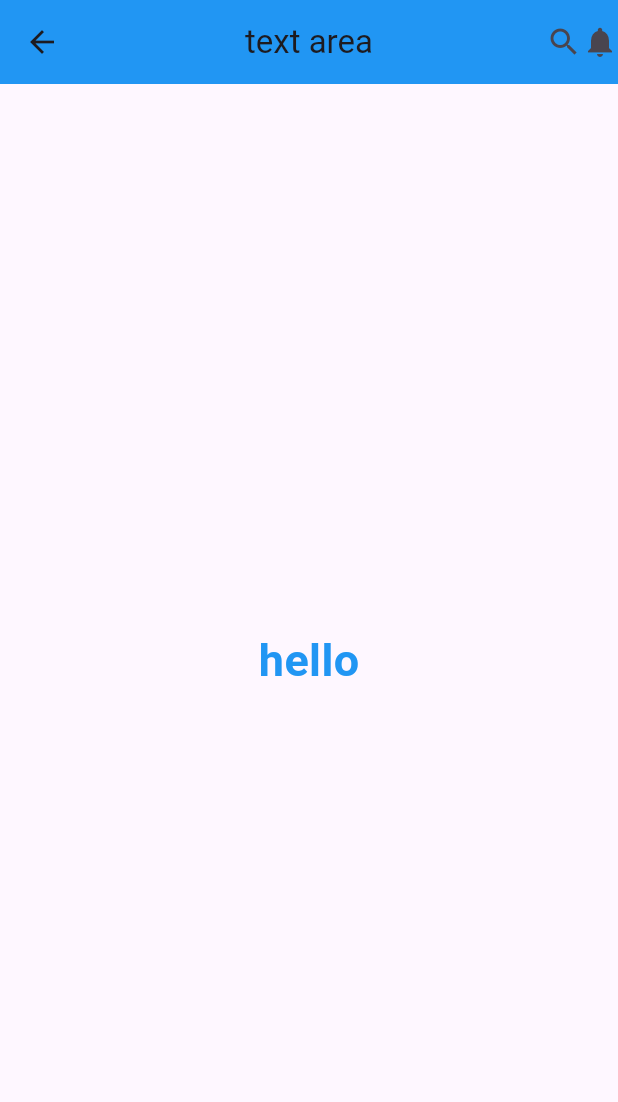
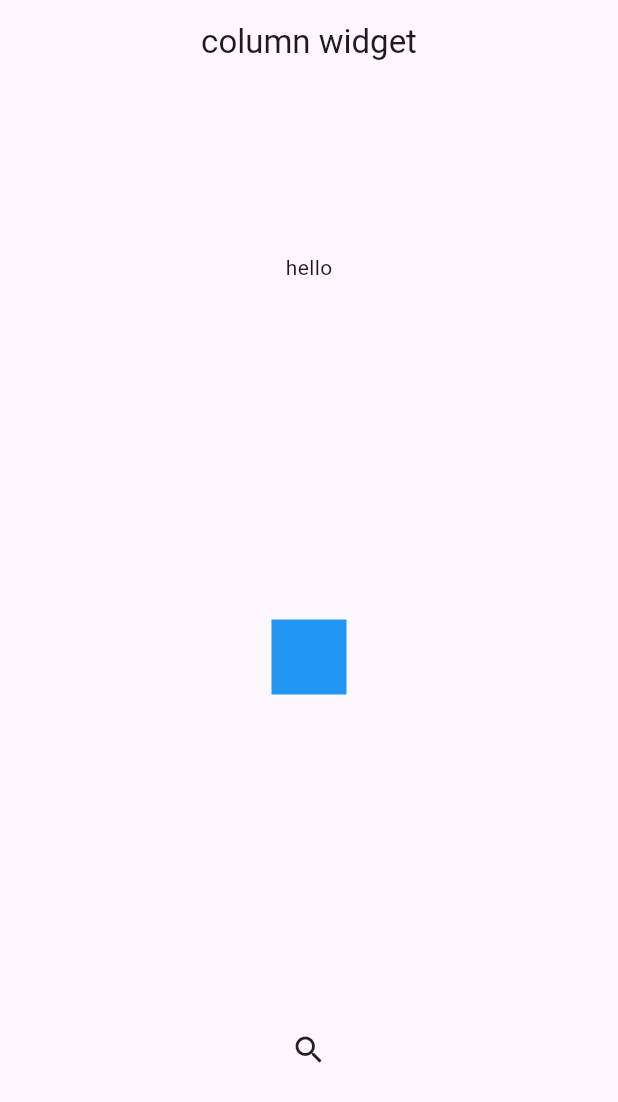
Before and after one commit to Darwynkjoy/flutter, a Flutter app: the screen it shows after launch, on a phone screen of 412 x 824 dp. Shown: the top 1102 px of the screen. Run offline on Flutter 3.47's test engine with Material 3 defaults, Android fonts, the phone set to English and light mode, and no system bars.

Commit message:
daily push

```diff
--- /dev/null
+++ b/lib/column_widget.dart
@@ -0,0 +1,29 @@
+import 'package:flutter/material.dart';
+
+class ColumnWidget extends StatelessWidget{
+  const ColumnWidget({super.key});
+  @override
+  Widget build(BuildContext context){
+    return Scaffold(
+      appBar: AppBar(
+        title: Center(child: Text("column widget")),
+      ),
+      body: Center(
+        child: Column(
+          mainAxisAlignment: MainAxisAlignment.spaceEvenly,
+          children: [
+            Text("hello"),
+            SizedBox(width: 15),
+            Container(
+              height: 50,
+              width: 50,
+              color: Colors.blue,
+            ),
+            SizedBox(width: 15,),
+            Icon(Icons.search),
+          ],
+        ),
+      ),
+    );
+  }
+}
--- a/lib/main.dart
+++ b/lib/main.dart
@@ -1,6 +1,12 @@
 import 'package:flutter/material.dart';
 import 'package:widgets/appbar_widget.dart';
+import 'package:widgets/column_widget.dart';
+import 'package:widgets/container_widget.dart';
+import 'package:widgets/longtext_widget.dart';
+import 'package:widgets/row_widget.dart';
 import 'package:widgets/text_widget.dart';
+
+
 
 void main() {
   runApp(const MyApp());
@@ -15,7 +21,7 @@ class MyApp extends StatelessWidget {
     return MaterialApp(
       title:"my first flutter app",
       debugShowCheckedModeBanner: false,
-      home:TextWidget(),
+      home:ColumnWidget(),
   );
   }
 }
```
Also changed, not shown: lib/container_widget.dart (added, +19 -0 lines), lib/longtext_widget.dart (added, +23 -0 lines), lib/row_widget.dart (added, +27 -0 lines), 7 other files.
